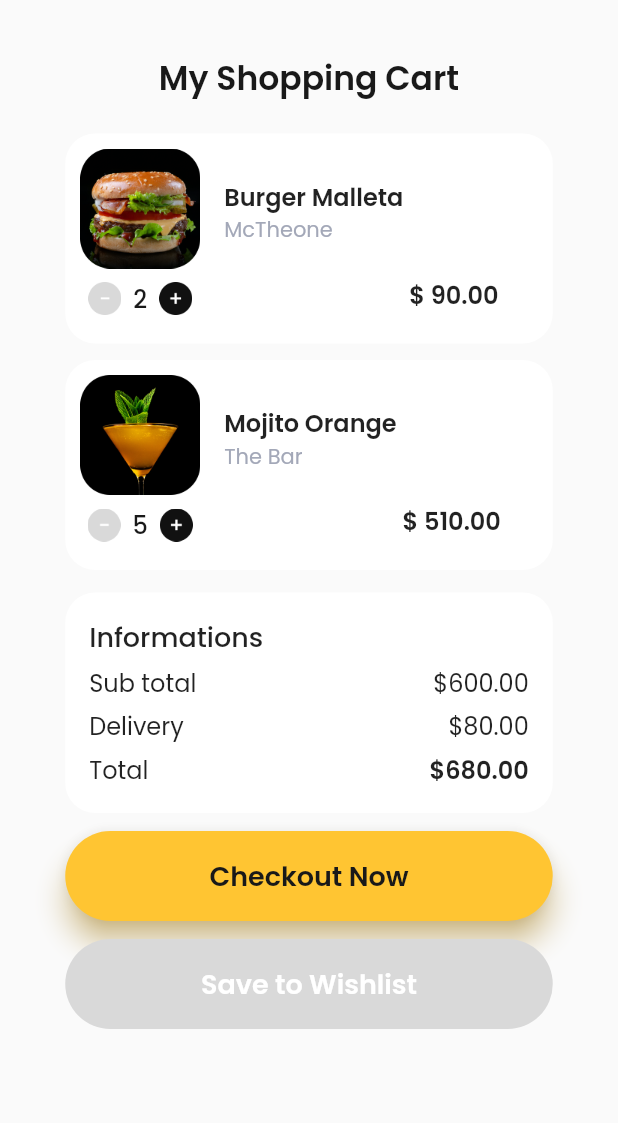
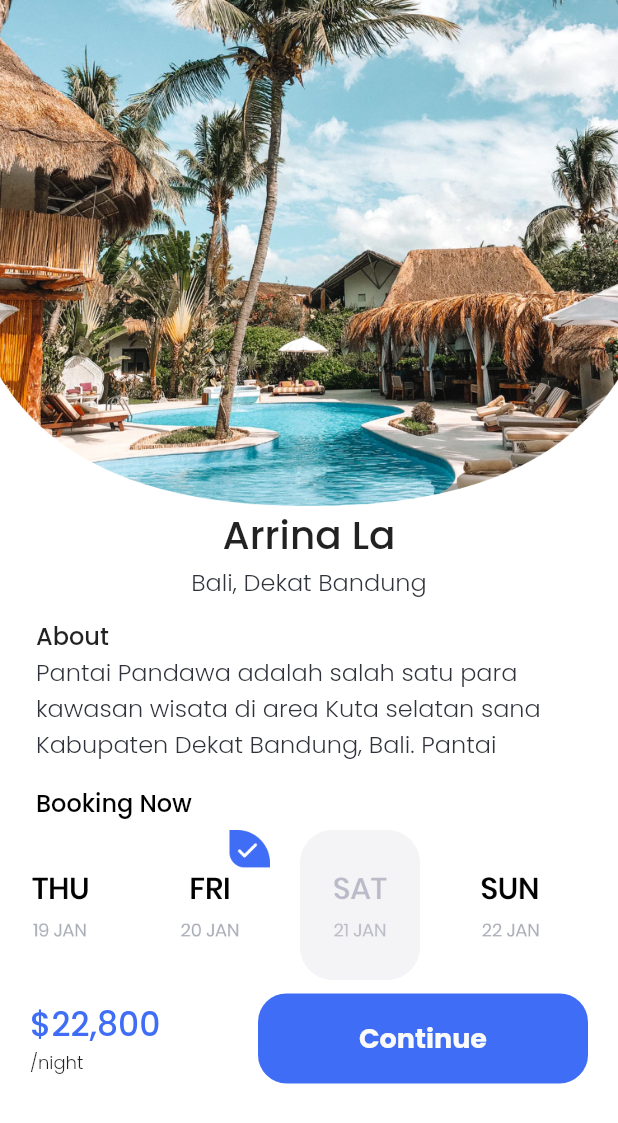
Before and after one commit to raeiverse/sevendays, a Flutter app: the screen it shows after launch, on a phone screen of 412 x 824 dp. Shown: the top 1123 px of the screen. Run offline on Flutter 3.47's test engine with Material 2 defaults, Android fonts, the phone set to English and light mode, and no system bars; our stand-ins replace google_fonts.

Commit message:
day 7 part 2
random screen 2

```diff
--- a/lib/main.dart
+++ b/lib/main.dart
@@ -12,6 +12,7 @@ import 'package:sevendays/pages/rating_2.dart';
 import 'package:sevendays/pages/pricing_1.dart';
 import 'package:sevendays/pages/pricing_2.dart';
 import 'package:sevendays/pages/randomScreen_1.dart';
+import 'package:sevendays/pages/randomScreen_2.dart';
 
 void main() => runApp(sevendays());
 
@@ -20,7 +21,7 @@ class sevendays extends StatelessWidget {
   Widget build(BuildContext context) {
     return MaterialApp(
       debugShowCheckedModeBanner: false,
-      home: randomScreen_1(),
+      home: randomScreen_2(),
     );
   }
 }
--- a/lib/pages/randomScreen_2.dart
+++ b/lib/pages/randomScreen_2.dart
@@ -0,0 +1,151 @@
+import 'package:flutter/material.dart';
+import 'package:google_fonts/google_fonts.dart';
+import 'package:sevendays/widgets/random2Widget.dart';
+
+class randomScreen_2 extends StatelessWidget {
+  @override
+  Widget build(BuildContext context) {
+    return Scaffold(
+      backgroundColor: Color(0xffFFFFFF),
+      body: SafeArea(
+        child: Column(
+          crossAxisAlignment: CrossAxisAlignment.start,
+          children: [
+            Image.asset(
+              'assets/random/cover.png',
+              width: 436,
+            ),
+            //title
+            header(
+              'Arrina La',
+              'Bali, Dekat Bandung',
+            ),
+            //body
+            about(
+              'Pantai Pandawa adalah salah satu para kawasan wisata di area Kuta selatan sana Kabupaten Dekat Bandung, Bali. Pantai Pandawa adalah salah satu para kawasan wisata di area Kuta selatan sana Kabupaten Dekat Bandung, Bali.',
+            ),
+            //booking
+            Column(
+              crossAxisAlignment: CrossAxisAlignment.start,
+              children: [
+                Padding(
+                  padding: const EdgeInsets.only(
+                    top: 15,
+                    left: 24,
+                    bottom: 6,
+                  ),
+                  child: Text(
+                    'Booking Now',
+                    style: GoogleFonts.poppins(
+                      fontSize: 16,
+                      fontWeight: FontWeight.w500,
+                      color: Color(0xff000000),
+                    ),
+                  ),
+                ),
+                SingleChildScrollView(
+                  scrollDirection: Axis.horizontal,
+                  child: Row(
+                    children: [
+                      Image.asset(
+                        'assets/random/day_1.png',
+                        width: 80,
+                        height: 100,
+                      ),
+                      SizedBox(
+                        width: 20,
+                      ),
+                      Image.asset(
+                        'assets/random/day_2.png',
+                        width: 80,
+                        height: 100,
+                      ),
+                      SizedBox(
+                        width: 20,
+                      ),
+                      Image.asset(
+                        'assets/random/day_3.png',
+                        width: 80,
+                        height: 100,
+                      ),
+                      SizedBox(
+                        width: 20,
+                      ),
+                      Image.asset(
+                        'assets/random/day_4.png',
+                        width: 80,
+                        height: 100,
+                      ),
+                      SizedBox(
+                        width: 20,
+                      ),
+                      Image.asset(
+                        'assets/random/day_4.png',
+                        width: 80,
+                        height: 100,
+                      ),
+                    ],
+                  ),
+                ),
+              ],
+            ),
+            //footer
+            Padding(
+              padding: const EdgeInsets.only(
+                top: 9,
+                left: 20,
+                right: 20,
+              ),
+              child: Row(
+                mainAxisAlignment: MainAxisAlignment.spaceBetween,
+                children: [
+                  Column(
+                    crossAxisAlignment: CrossAxisAlignment.start,
+                    children: [
+                      Text(
+                        '\$22,800',
+                        style: GoogleFonts.poppins(
+                          fontSize: 22,
+                          fontWeight: FontWeight.w500,
+                          color: Color(0xff3F6DF6),
+                        ),
+                      ),
+                      Text(
+                        '/night',
+                        style: GoogleFonts.poppins(
+                          fontSize: 12,
+                          fontWeight: FontWeight.w300,
+                        ),
+                      ),
+                    ],
+                  ),
+                  Container(
+                    width: 220,
+                    height: 60,
+                    child: TextButton(
+                      style: TextButton.styleFrom(
+                        shape: RoundedRectangleBorder(
+                          borderRadius: BorderRadius.circular(19),
+                        ),
+                        backgroundColor: Color(0xff3F6DF6),
+                      ),
+                      onPressed: () {},
+                      child: Text(
+                        'Continue',
+                        style: GoogleFonts.poppins(
+                          fontSize: 18,
+                          fontWeight: FontWeight.w700,
+                          color: Color(0xffFAFAFA),
+                        ),
+                      ),
+                    ),
+                  ),
+                ],
+              ),
+            ),
+          ],
+        ),
+      ),
+    );
+  }
+}
--- /dev/null
+++ b/lib/widgets/random2Widget.dart
@@ -0,0 +1,78 @@
+import 'package:flutter/material.dart';
+import 'package:google_fonts/google_fonts.dart';
+
+class header extends StatelessWidget {
+  String title;
+  String place;
+  header(
+    this.title,
+    this.place,
+  );
+  @override
+  Widget build(BuildContext context) {
+    return Center(
+      child: Column(
+        children: [
+          Text(
+            title,
+            style: GoogleFonts.poppins(
+              fontSize: 26,
+              fontWeight: FontWeight.w500,
+            ),
+          ),
+          Text(
+            place,
+            style: GoogleFonts.poppins(
+              color: Color(0xff2F323A),
+              fontSize: 16,
+              fontWeight: FontWeight.w300,
+            ),
+          ),
+        ],
+      ),
+    );
+  }
+}
+
+class about extends StatelessWidget {
+  String desc;
+  about(
+    this.desc,
+  );
+  @override
+  Widget build(BuildContext context) {
+    return Padding(
+      padding: const EdgeInsets.only(
+        top: 12,
+        left: 24,
+        right: 10,
+      ),
+      child: Column(
+        crossAxisAlignment: CrossAxisAlignment.start,
+        children: [
+          Text(
+            'About',
+            style: GoogleFonts.poppins(
+              fontSize: 16,
+              fontWeight: FontWeight.w500,
+            ),
+          ),
+          Container(
+            height: 72,
+            child: SingleChildScrollView(
+              scrollDirection: Axis.vertical,
+              child: Text(
+                desc,
+                style: GoogleFonts.poppins(
+                  fontSize: 16,
+                  fontWeight: FontWeight.w300,
+                  color: Color(0xff2F323A),
+                ),
+              ),
+            ),
+          ),
+        ],
+      ),
+    );
+  }
+}
```
